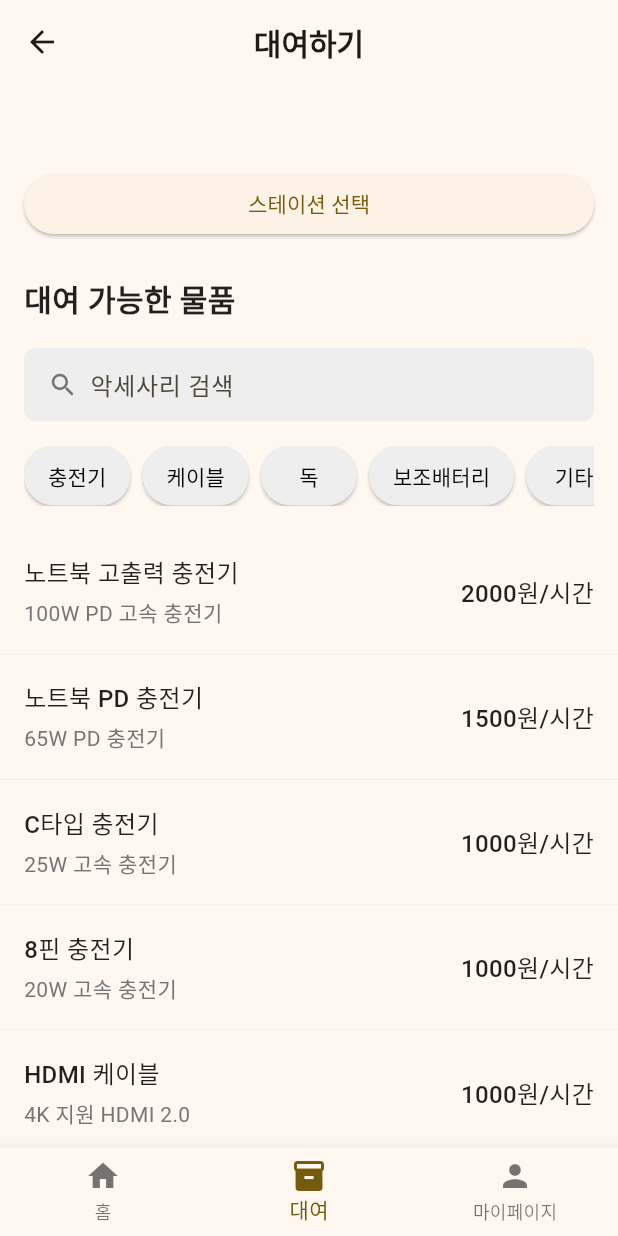
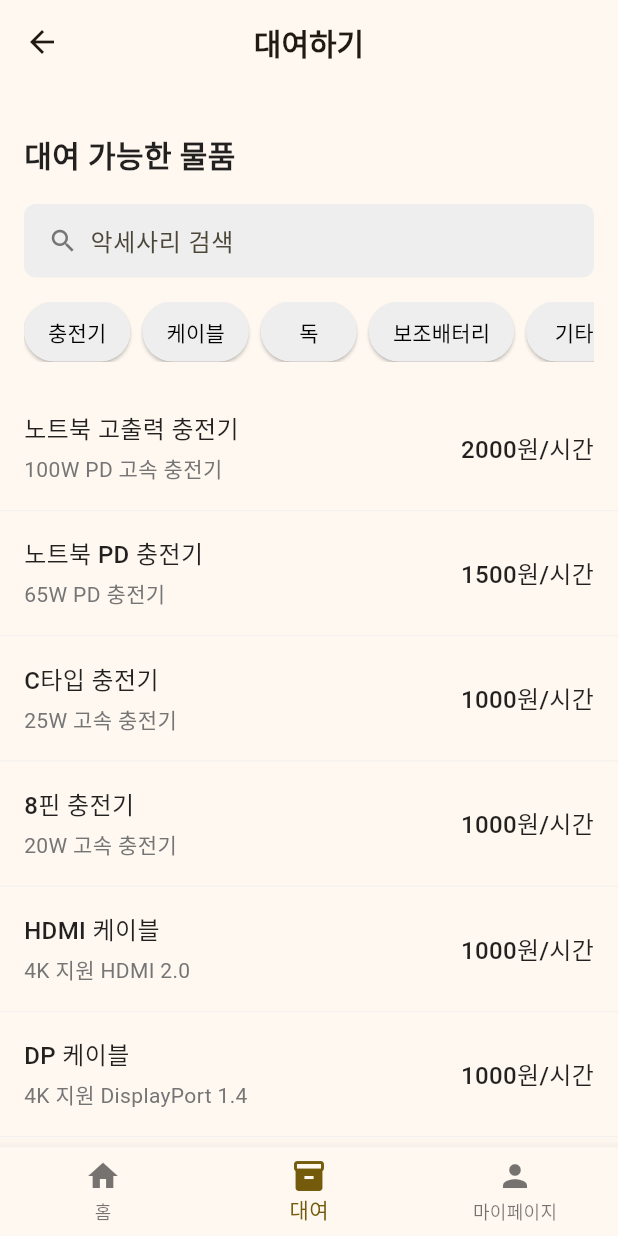
Before and after one commit to minwoojoo/test2, a Flutter app: the _RentalContent screen opened directly, on a phone screen of 412 x 824 dp. Run offline on Flutter 3.47's test engine with Material 3 defaults, Android fonts, the phone set to English and light mode, and no system bars; our stand-ins replace dio, firebase_auth, firebase_core, geolocator, shared_preferences; missing offline and left inert: flutter_naver_map; accounts and stored records are empty; network calls fail.

Commit message:
fix: update map and rental UI
- Create map before markers
- Remove station selection button from rental page

```diff
--- a/lib/core/widgets/map_view.dart
+++ b/lib/core/widgets/map_view.dart
@@ -59,6 +59,8 @@ class _MapViewState extends State<MapView> {
               locationOverlay.setIsVisible(true);
             }
 
+            // 지도가 완전히 로드된 후 마커 추가
+            await Future.delayed(const Duration(milliseconds: 500));
             if (widget.stations != null) {
               _addStationMarkers();
             }
--- a/lib/features/rental/views/rental_view.dart
+++ b/lib/features/rental/views/rental_view.dart
@@ -89,92 +89,6 @@ class _RentalContent extends StatelessWidget {
                               child: Column(
                                 crossAxisAlignment: CrossAxisAlignment.start,
                                 children: [
-                                  const SizedBox(height: 24),
-                                  if (viewModel.selectedStation != null) ...[
-                                    Row(
-                                      mainAxisAlignment:
-                                          MainAxisAlignment.spaceBetween,
-                                      children: [
-                                        const Text(
-                                          '선택된 스테이션',
-                                          style: TextStyle(
-                                            fontSize: 20,
-                                            fontWeight: FontWeight.bold,
-                                          ),
-                                        ),
-                                        TextButton(
-                                          onPressed: () async {
-                                            final station =
-                                                await Navigator.of(context)
-                                                    .pushNamed(
-                                              Routes.map,
-                                              arguments: {
-                                                'onStationSelected': true,
-                                                'stations': viewModel.stations,
-                                              },
-                                            );
-                                            if (station != null &&
-                                                context.mounted) {
-                                              viewModel.selectStation(
-                                                  station as Station);
-                                            }
-                                          },
-                                          child: const Text('변경'),
-                                        ),
-                                      ],
-                                    ),
-                                    const SizedBox(height: 8),
-                                    Container(
-                                      width: double.infinity,
-                                      padding: const EdgeInsets.all(16),
-                                      decoration: BoxDecoration(
-                                        color: Colors.white,
-                                        borderRadius: BorderRadius.circular(8),
-                                        border: Border.all(
-                                          color: Colors.grey[200]!,
-                                        ),
-                                      ),
-                                      child: Column(
-                                        crossAxisAlignment:
-                                            CrossAxisAlignment.start,
-                                        children: [
-                                          Text(
-                                            viewModel.selectedStation!.name,
-                                            style: const TextStyle(
-                                              fontSize: 16,
-                                              fontWeight: FontWeight.w500,
-                                            ),
-                                          ),
-                                          const SizedBox(height: 4),
-                                          Text(
-                                            viewModel.selectedStation!.address,
-                                            style: TextStyle(
-                                              fontSize: 14,
-                                              color: Colors.grey[600],
-                                            ),
-                                          ),
-                                        ],
-                                      ),
-                                    ),
-                                    const SizedBox(height: 24),
-                                  ] else ...[
-                                    Container(
-                                      width: double.infinity,
-                                      child: ElevatedButton(
-                                        onPressed: () {
-                                          Navigator.of(context).pushNamed(
-                                            Routes.map,
-                                            arguments: {
-                                              'onStationSelected': true,
-                                              'stations': viewModel.stations,
-                                            },
-                                          );
-                                        },
-                                        child: const Text('스테이션 선택'),
-                                      ),
-                                    ),
-                                    const SizedBox(height: 24),
-                                  ],
                                   const Text(
                                     '대여 가능한 물품',
                                     style: TextStyle(
```
Also changed, not shown: lib/features/map/viewmodels/map_viewmodel.dart (+33 -1 lines), lib/features/map/views/map_view.dart (+6 -1 lines).
